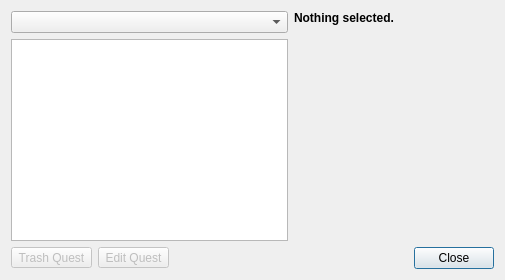
Above: starcheat/templates/Quests.ui from wizzomafizzo/starcheat before the change. Below: the same form after it.
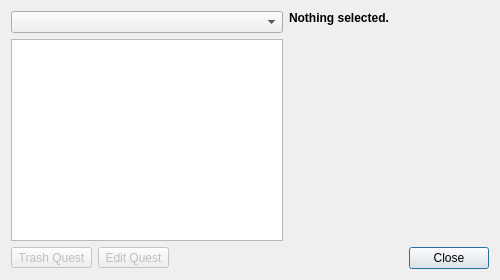
That is the form after the change. Icons and pictures are not drawn.

```diff
--- a/starcheat/templates/Quests.ui
+++ b/starcheat/templates/Quests.ui
@@ -6,7 +6,7 @@
    <rect>
     <x>0</x>
     <y>0</y>
-    <width>505</width>
+    <width>500</width>
     <height>280</height>
    </rect>
   </property>
```
Left out of the diff: 2 changed lines with no effect on the pictures.
